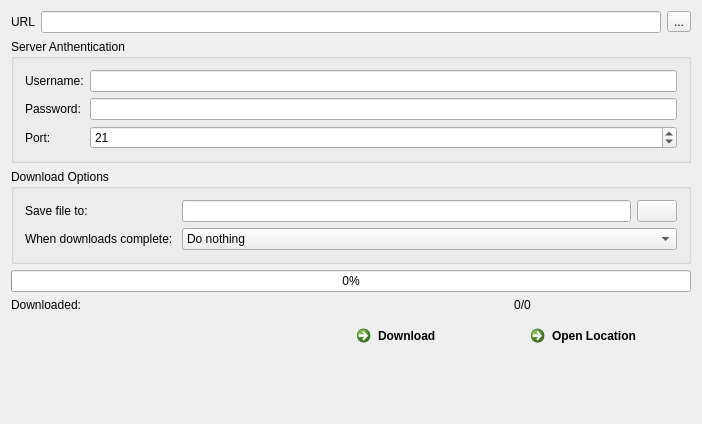
qtuancr261/DownloadManagerByQt, file downloadmanagerwidget.ui: the form before one commit.
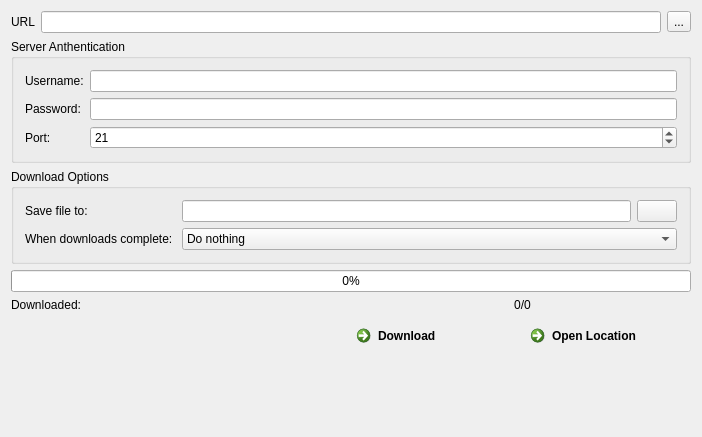
The form after the commit. Icons and pictures are not drawn.

Commit message: update DownloadManagerWidget class

The edit to the form file:
```diff
--- a/downloadmanagerwidget.ui
+++ b/downloadmanagerwidget.ui
@@ -7,7 +7,7 @@
     <x>0</x>
     <y>0</y>
     <width>702</width>
-    <height>424</height>
+    <height>437</height>
    </rect>
   </property>
   <property name="windowTitle">
```
Left out of the diff: 2 changed lines with no effect on the pictures. The commit also changes 2 other files.
